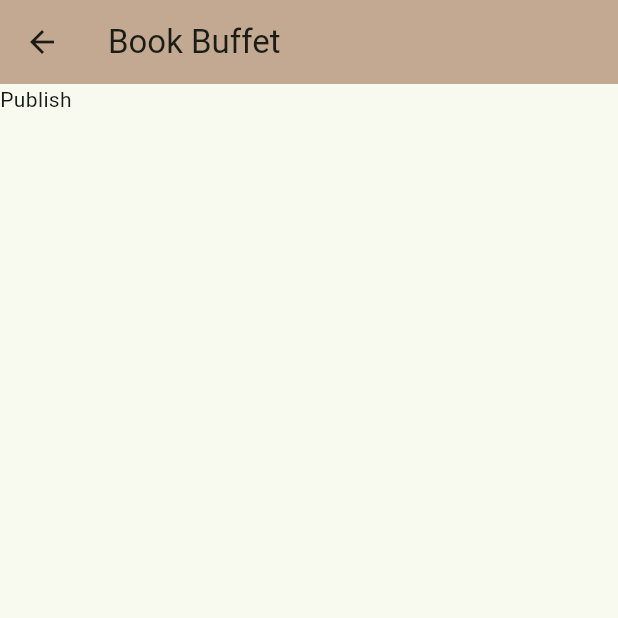
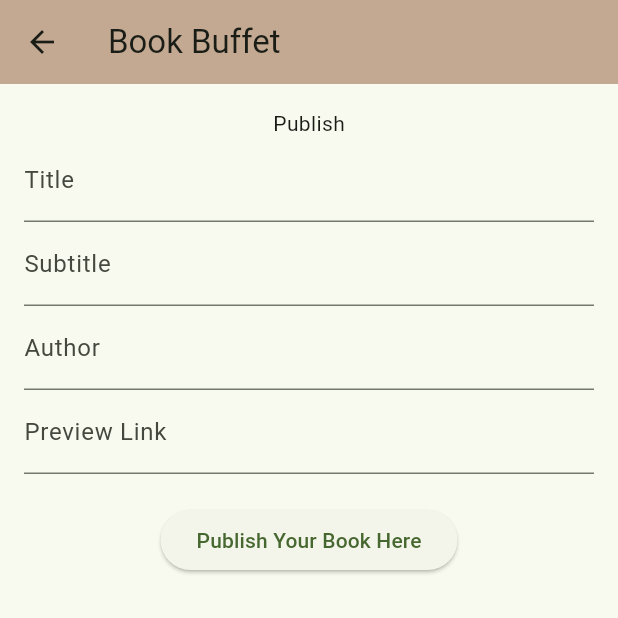
Before and after one commit to pbp-c12-gacor/BookBuffet-mobile, a Flutter app: the PublishPage screen opened directly, on a phone screen of 412 x 824 dp, the top half of it. Run offline on Flutter 3.47's test engine with Material 3 defaults, Android fonts, the phone set to English and light mode, and no system bars; our stand-ins replace get, google_nav_bar; missing offline and left inert: pbp_django_auth; network calls fail.

Commit message:
Commiting input text

```diff
--- a/lib/pages/publish/main.dart
+++ b/lib/pages/publish/main.dart
@@ -14,6 +14,10 @@ class PublishPage extends StatefulWidget {
 
 class _PublishPageState extends State<PublishPage> {
   final formKey = GlobalKey<FormState>();
+  TextEditingController titleController = TextEditingController();
+  TextEditingController subtitleController = TextEditingController();
+  TextEditingController authorController = TextEditingController();
+  TextEditingController previewLinkController = TextEditingController();
 
   @override
   Widget build(BuildContext context) {
@@ -23,8 +27,68 @@ class _PublishPageState extends State<PublishPage> {
         title: const Text('Book Buffet'),
         backgroundColor: secondaryColor,
       ),
-      body: Column(
-        children: [Text("Publish")],
+      body: Padding(
+        padding: const EdgeInsets.all(16.0),
+        child: Form(
+          key: formKey,
+          child: Column(
+            children: [
+              Text("Publish"),
+              TextFormField(
+                controller: titleController,
+                decoration: InputDecoration(labelText: 'Title'),
+                validator: (String? value) {
+                  if (value == null || value.isEmpty) {
+                    return 'Please enter the title';
+                  }
+                  return null;
+                },
+              ),
+              TextFormField(
+                controller: subtitleController,
+                decoration: InputDecoration(labelText: 'Subtitle'),
+                validator: (String? value) {
+                  if (value == null || value.isEmpty) {
+                    return 'Please enter the subtitle';
+                  }
+                  return null;
+                },
+              ),
+              TextFormField(
+                controller: authorController,
+                decoration: InputDecoration(labelText: 'Author'),
+                validator: (String? value) {
+                  if (value == null || value.isEmpty) {
+                    return 'Please enter the author';
+                  }
+                  return null;
+                },
+              ),
+              TextFormField(
+                controller: previewLinkController,
+                decoration: InputDecoration(labelText: 'Preview Link'),
+                validator: (String? value) {
+                  if (value == null || value.isEmpty) {
+                    return 'Please enter the preview link';
+                  }
+                  return null;
+                },
+              ),
+              SizedBox(height: 20),
+              ElevatedButton(
+                onPressed: () {
+                  if (formKey.currentState!.validate()) {
+                    String title = titleController.text;
+                    String subtitle = subtitleController.text;
+                    String author = authorController.text;
+                    String previewLink = previewLinkController.text;
+                  }
+                },
+                child: Text('Publish Your Book Here'),
+              ),
+            ],
+          ),
+        ),
       ),
     );
   }
```
